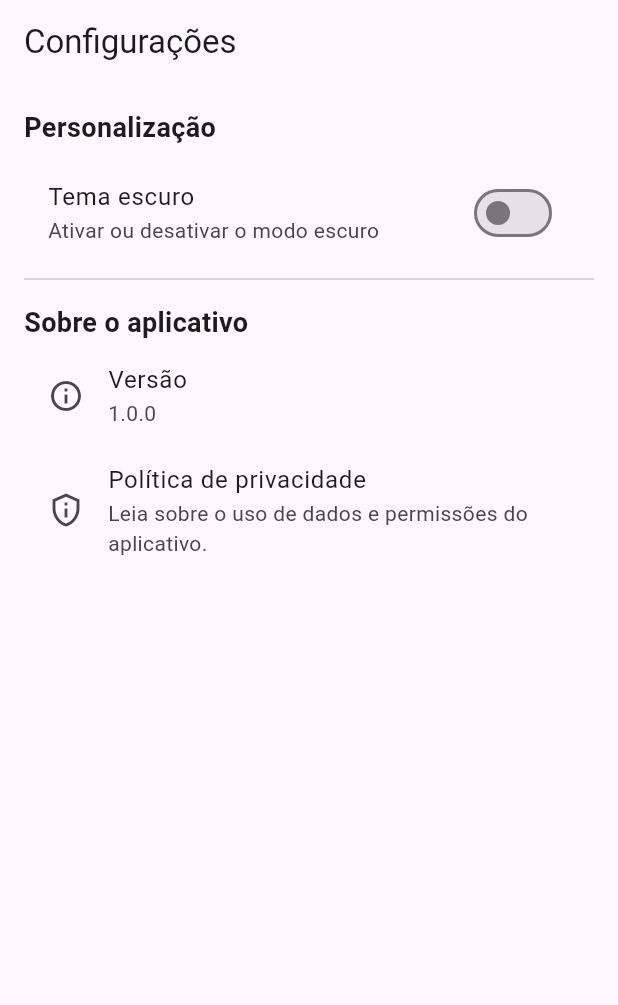
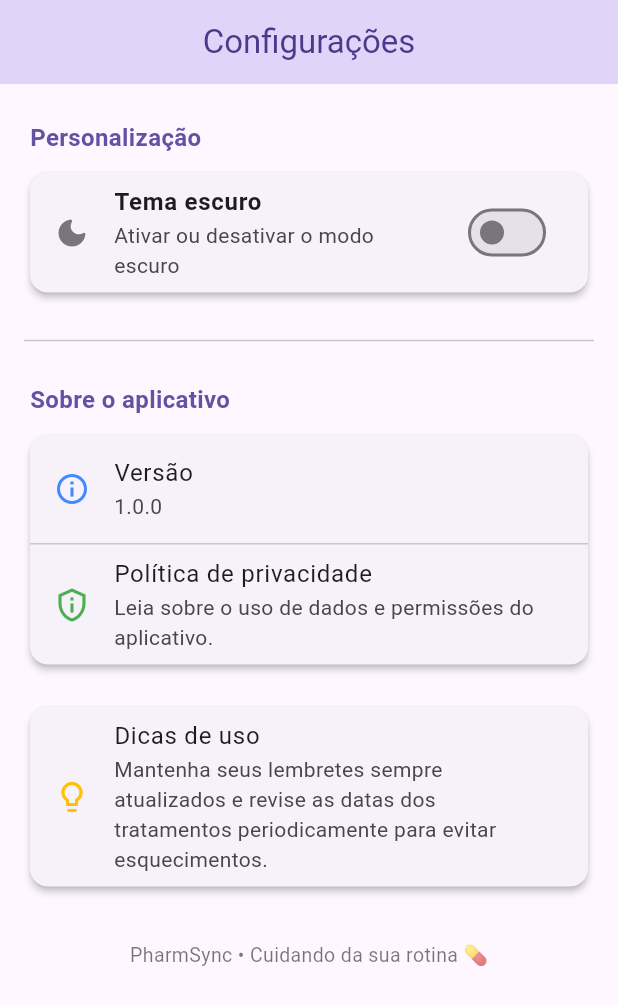
Before and after one commit to JotaVeMr/ProjetoTiago, a Flutter app: the ConfiguracoesPage screen opened directly with empty values, on a phone screen of 412 x 824 dp. Shown: the top 1005 px of the screen. Run offline on Flutter 3.47's test engine with Material 3 defaults, Android fonts, the phone set to English and light mode, and no system bars; our stand-ins replace flutter_local_notifications, flutter_native_splash, local_auth, share_plus, shared_preferences, sqflite and 2 more; accounts and stored records are empty.

```diff
--- a/teste/lib/pages/configuracoes_page.dart
+++ b/teste/lib/pages/configuracoes_page.dart
@@ -12,56 +12,114 @@ class ConfiguracoesPage extends StatelessWidget {
 
   @override
   Widget build(BuildContext context) {
+    final theme = Theme.of(context);
+
     return Scaffold(
       appBar: AppBar(
         title: const Text('Configurações'),
+        centerTitle: true,
+        elevation: 2,
+        backgroundColor: theme.colorScheme.primaryContainer,
+        foregroundColor: theme.colorScheme.onPrimaryContainer,
       ),
-      body: Padding(
-        padding: const EdgeInsets.all(16.0),
-        child: ListView(
+      body: ListView(
+        padding: const EdgeInsets.all(16),
         children: [
-            const Text(
-              'Personalização',
-              style: TextStyle(fontSize: 18, fontWeight: FontWeight.bold),
+          const SizedBox(height: 8),
+          // 🔧 Seção de personalização
+          _buildSectionTitle('Personalização', theme),
+          Card(
+            elevation: 2,
+            shape: RoundedRectangleBorder(borderRadius: BorderRadius.circular(12)),
+            child: SwitchListTile(
+              secondary: Icon(
+                Icons.dark_mode_rounded,
+                color: isDarkTheme
+                    ? theme.colorScheme.primary
+                    : theme.colorScheme.outline,
               ),
-            const SizedBox(height: 8),
-            SwitchListTile(
-              title: const Text('Tema escuro'),
+              title: const Text(
+                'Tema escuro',
+                style: TextStyle(fontWeight: FontWeight.w600),
+              ),
               subtitle: const Text('Ativar ou desativar o modo escuro'),
               value: isDarkTheme,
+              activeColor: theme.colorScheme.primary,
               onChanged: (value) => onThemeChanged(value),
             ),
+          ),
+          const SizedBox(height: 20),
           const Divider(),
-            const SizedBox(height: 8),
-            const Text(
-              'Sobre o aplicativo',
-              style: TextStyle(fontSize: 18, fontWeight: FontWeight.bold),
-            ),
-            const ListTile(
-              leading: Icon(Icons.info_outline),
+          const SizedBox(height: 20),
+
+          // 💊 Seção sobre o aplicativo
+          _buildSectionTitle('Sobre o aplicativo', theme),
+          Card(
+            shape: RoundedRectangleBorder(borderRadius: BorderRadius.circular(12)),
+            elevation: 2,
+            child: Column(
+              children: const [
+                ListTile(
+                  leading: Icon(Icons.info_outline, color: Colors.blueAccent),
                   title: Text('Versão'),
                   subtitle: Text('1.0.0'),
                 ),
-            const ListTile(
-              leading: Icon(Icons.privacy_tip_outlined),
+                Divider(height: 1),
+                ListTile(
+                  leading: Icon(Icons.privacy_tip_outlined, color: Colors.green),
                   title: Text('Política de privacidade'),
-              subtitle:
-                  Text('Leia sobre o uso de dados e permissões do aplicativo.'),
+                  subtitle: Text(
+                    'Leia sobre o uso de dados e permissões do aplicativo.',
+                  ),
                 ),
               ],
             ),
           ),
-      bottomNavigationBar: isDarkTheme
-          ? Container(
-              color: Colors.grey[900],
-              padding: const EdgeInsets.all(12),
-              child: const Text(
-                'Tema escuro ativado 🌙',
-                textAlign: TextAlign.center,
-                style: TextStyle(color: Colors.white),
+
+          const SizedBox(height: 20),
+
+          // 💡 Novo card: Dicas de uso
+          Card(
+            elevation: 2,
+            shape: RoundedRectangleBorder(borderRadius: BorderRadius.circular(12)),
+            child: const ListTile(
+              leading: Icon(Icons.lightbulb_outline, color: Colors.amber),
+              title: Text('Dicas de uso'),
+              subtitle: Text(
+                'Mantenha seus lembretes sempre atualizados e revise as datas '
+                'dos tratamentos periodicamente para evitar esquecimentos.',
               ),
-            )
-          : null,
+            ),
+          ),
+
+          const SizedBox(height: 32),
+
+          // ❤️ Assinatura visual
+          Center(
+            child: Text(
+              'PharmSync • Cuidando da sua rotina 💊',
+              style: TextStyle(
+                fontSize: 13,
+                color: theme.colorScheme.onSurface.withOpacity(0.6),
+              ),
+            ),
+          ),
+        ],
+      ),
+    );
+  }
+
+  Widget _buildSectionTitle(String title, ThemeData theme) {
+    return Padding(
+      padding: const EdgeInsets.only(left: 4, bottom: 8),
+      child: Text(
+        title,
+        style: TextStyle(
+          fontSize: 16,
+          fontWeight: FontWeight.bold,
+          color: theme.colorScheme.primary,
+        ),
+      ),
     );
   }
 }
--- a/teste/lib/pages/onboarding_page.dart
+++ b/teste/lib/pages/onboarding_page.dart
@@ -21,7 +21,7 @@ class _OnboardingPageState extends State<OnboardingPage> {
       'title': 'Bem-vindo ao PharmSync!',
       'subtitle':
           'Seu assistente para controle de medicamentos. Organize seus horários e mantenha seus tratamentos em dia.',
-      'image': 'assets/images/medicina.png',
+      'image': 'assets/images/iconeSemFundo.png',
     },
     {
       'title': 'Acompanhe seus medicamentos',
@@ -33,7 +33,7 @@ class _OnboardingPageState extends State<OnboardingPage> {
       'title': 'Perfis personalizados',
       'subtitle':
           'Gerencie múltiplos usuários — ideal para famílias ou cuidadores.',
-      'image': 'assets/images/perfil.png',
+      'image': 'assets/images/ConfigPerfil.png',
     },
   ];
 
--- a/teste/pubspec.yaml
+++ b/teste/pubspec.yaml
@@ -21,6 +21,7 @@ dependencies:
   sqflite: ^2.3.3+1
   path: ^1.9.0
   local_auth: ^2.1.6
+  share_plus: ^10.0.0
 
 
 dev_dependencies:
@@ -51,3 +52,6 @@ flutter:
   assets:
     - assets/icon/icon.png
     - assets/icon/pagina2.png
+    - assets/images/calendario.png
+    - assets/images/ConfigPerfil.png
+    - assets/images/iconeSemFundo.png
```
Also changed, not shown: teste/lib/pages/configurar_perfil_page.dart (+9 -5 lines), teste/lib/pages/home_page.dart (+100 -4 lines), teste/assets/images/ConfigPerfil.png (added), teste/assets/images/calendario.png (added), teste/assets/images/iconeSemFundo.png (added), teste/pubspec.lock. Lines whose indentation alone changed are shown as unchanged.
